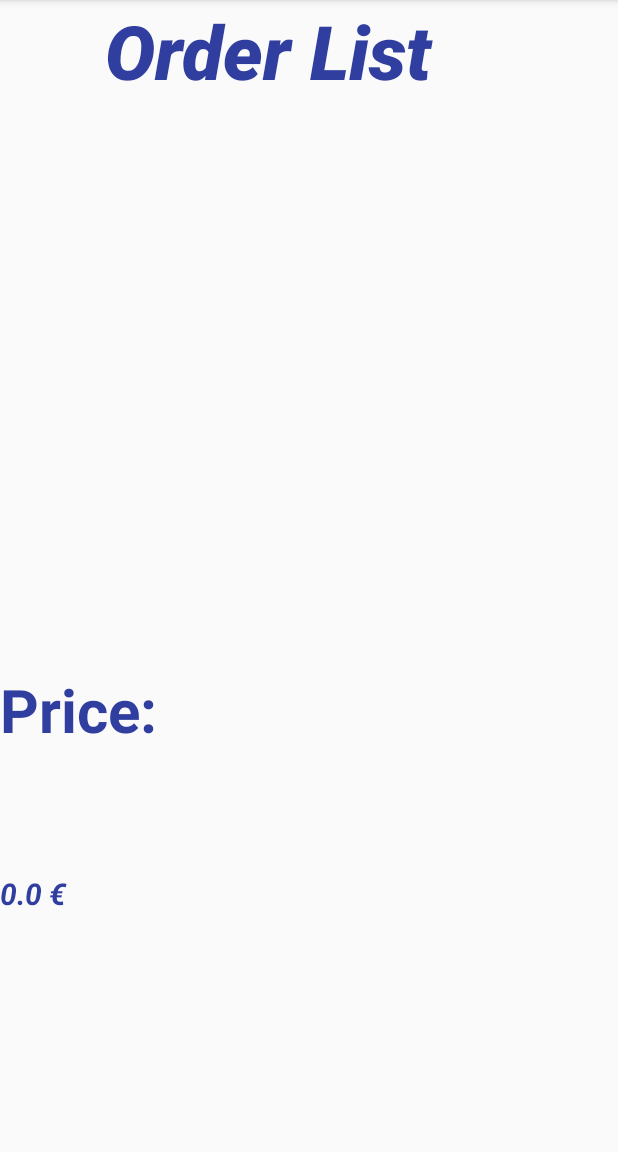
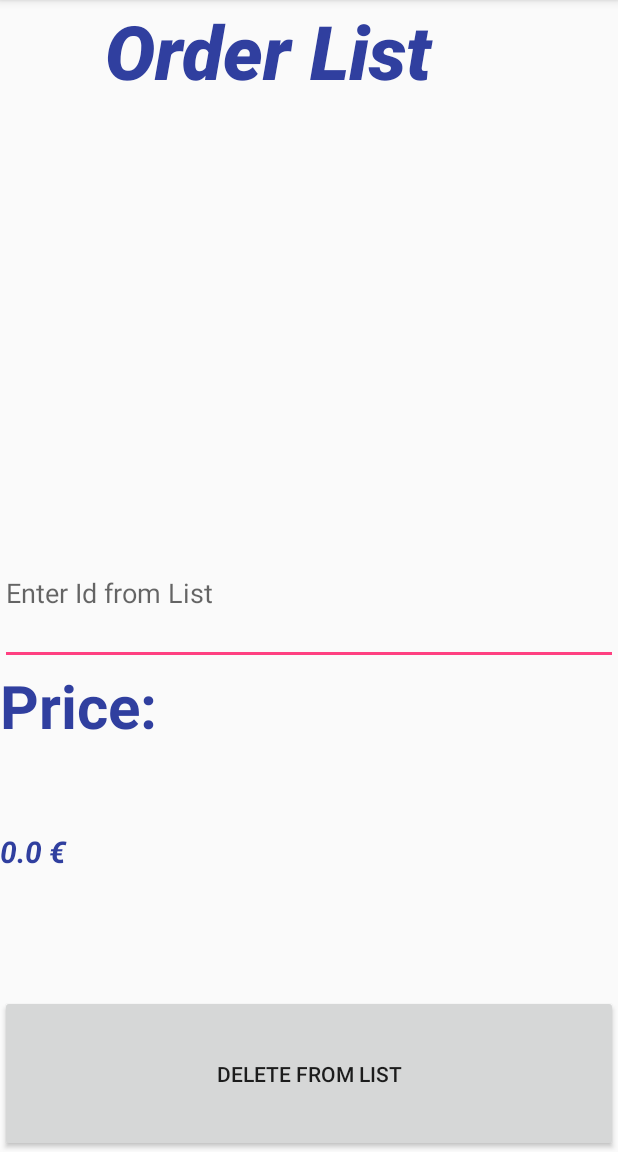
Before and after one commit to omerfatih97/BillCalculater, an Android app: the OrderActivity screen opened directly, with no data from a screen before it, on a phone screen of 412 x 824 dp, the part 84-1236 px from its top. Run offline under Robolectric (Android 15) with nearby library versions, the phone set to English and light mode, and no system bars; 1 statement that could not run was skipped.

Commit message:
Commit added warnings while taking datas from user(Quantity) and setted delete button for all desk.

```diff
--- a/app/src/main/res/layout/activity_order.xml
+++ b/app/src/main/res/layout/activity_order.xml
@@ -22,14 +22,25 @@
     <ListView
         android:id="@+id/listView_lv"
         android:layout_width="match_parent"
-        android:layout_height="310dp"
-        android:layout_weight="2"></ListView>
+        android:layout_height="256dp"
+        android:layout_weight="2">
+
+    </ListView>
+
+    <EditText
+        android:id="@+id/editTextDelID"
+        android:layout_width="match_parent"
+        android:layout_height="75dp"
+        android:layout_weight="3"
+        android:ems="10"
+        android:hint="Enter Id from List"
+        android:inputType="number" />
 
     <TextView
         android:id="@+id/textViewShowPrice"
         android:layout_width="match_parent"
-        android:layout_height="72dp"
-        android:layout_weight="3"
+        android:layout_height="84dp"
+        android:layout_weight="4"
         android:text="Price:"
         android:textColor="@color/colorPrimaryDark"
         android:textSize="40sp"
@@ -38,10 +49,17 @@
     <TextView
         android:id="@+id/textViewPrice"
         android:layout_width="match_parent"
-        android:layout_height="100dp"
-        android:layout_weight="4"
+        android:layout_height="76dp"
+        android:layout_weight="5"
         android:textColor="@color/colorPrimaryDark"
         android:textSize="20sp"
         android:textStyle="bold|italic" />
 
+    <Button
+        android:id="@+id/orderDeleteBut"
+        android:layout_width="match_parent"
+        android:layout_height="71dp"
+        android:layout_weight="5"
+        android:text="Delete From List" />
+
 </LinearLayout>
```
Also changed, not shown: app/src/main/java/com/example/fatih/billcalculater/MainActivity.java (+36 -4 lines).
